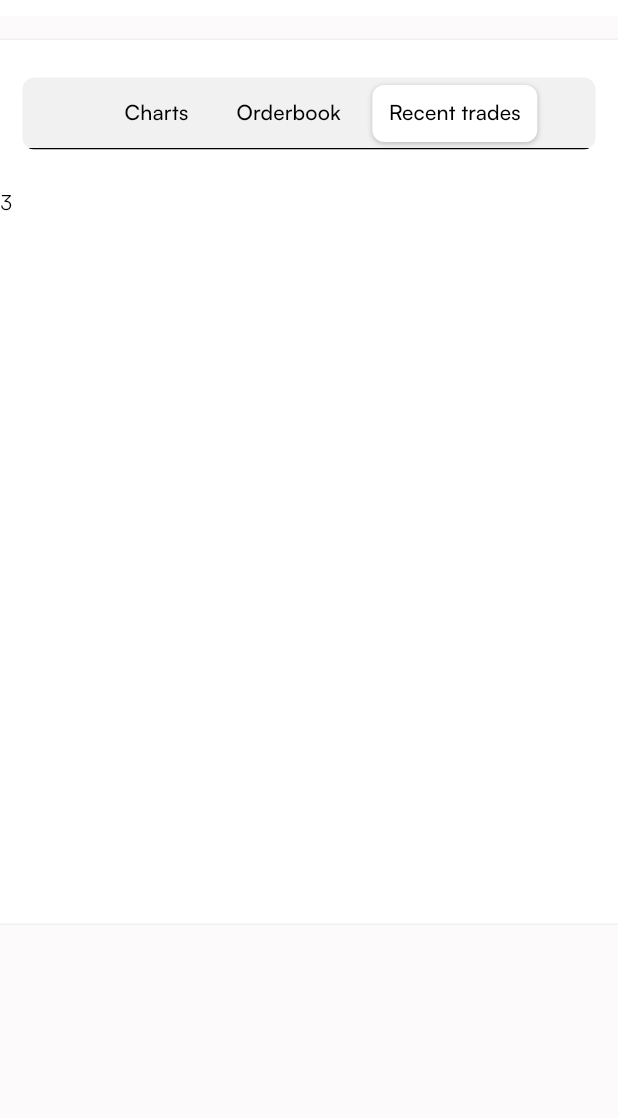
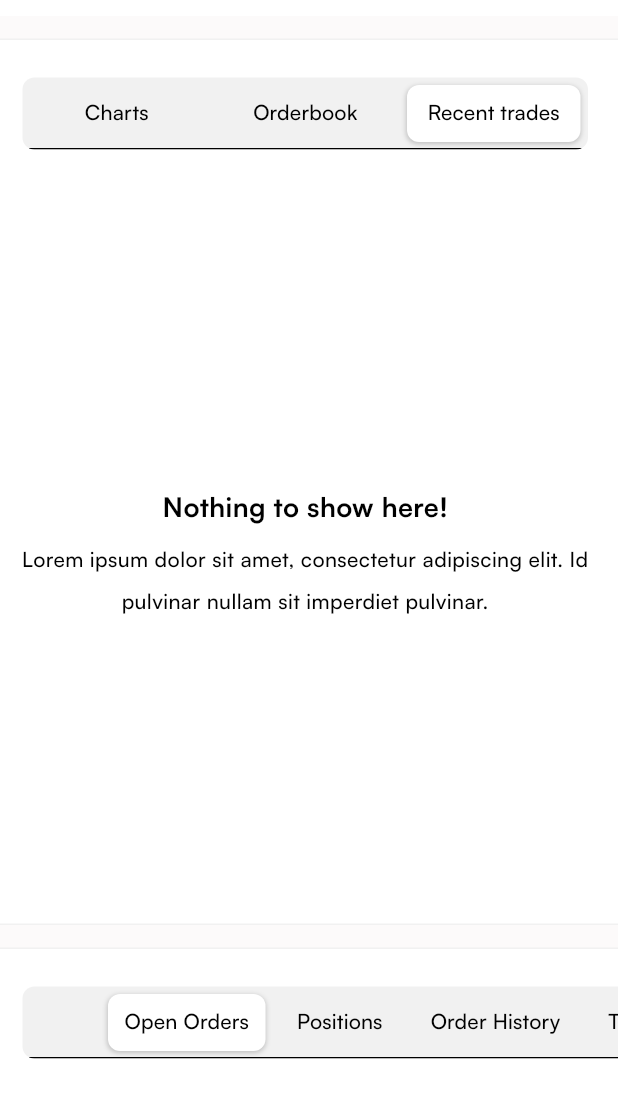
Before and after one commit to Conezi/sisyphus, a Flutter app: the screen it shows after launch, tab 3 chosen, on a phone screen of 412 x 824 dp, the part 68-1186 px from its top. Run offline on Flutter 3.47's test engine with Material 3 defaults, Android fonts, the phone set to English and light mode, and no system bars; our stand-ins replace flutter_svg; missing offline and left inert: candlesticks; network calls fail.

Commit message:
80% done with chart view

```diff
--- a/lib/core/view_model.dart
+++ b/lib/core/view_model.dart
@@ -19,7 +19,7 @@ class ViewModel extends BaseViewModel {
 
   WebSocketChannel? _channel;
 
-  String _currentInterval = "1m";
+  String _currentInterval = "1h";
   final _intervals = [
     '1m',
     '3m',
--- a/lib/res/app_colors.dart
+++ b/lib/res/app_colors.dart
@@ -11,7 +11,7 @@ class AppColors {
   static const Color darkCanvasColor = Color(0xff20252B);
   static const Color darkDividerColor = Color(0xff262932);
 
-  static const Color secondaryColor = Color(0xffDD568D);
+  static const Color secondaryColor = Color(0xffCFD3D8);
   static const Color green = Color(0xff00C076);
   static const Color orange = Color(0xffFF6838);
 
--- a/lib/res/app_images.dart
+++ b/lib/res/app_images.dart
@@ -13,4 +13,5 @@ class AppImages {
   static const icArrowDown = '${_svgBaseUrl}ic_arrow_down.svg';
   static const icArrowUp = '${_svgBaseUrl}ic_arrow_up.svg';
   static const icClock = '${_svgBaseUrl}ic_clock.svg';
+  static const icCandleChart = '${_svgBaseUrl}ic_candle_chart.svg';
 }
--- a/lib/ui/home_screen.dart
+++ b/lib/ui/home_screen.dart
@@ -4,6 +4,7 @@ import '../core/view_model.dart';
 import '../res/app_images.dart';
 import 'widget/image_view.dart';
 import 'widget/summary_card.dart';
+import 'widget/market_board.dart';
 import 'widget/trading_board.dart';
 
 class HomeScreen extends StatefulWidget {
@@ -49,7 +50,12 @@ class _HomeScreenState extends State<HomeScreen> {
         ],
       ),
       body: ListView(
-        children: const [SummaryCard(), TradingBoard()],
+        children: const [
+          SummaryCard(),
+          MarketBoard(),
+          TradingBoard(),
+          ButtonsCard()
+        ],
       ),
     );
   }
--- /dev/null
+++ b/lib/ui/widget/custom_tab.dart
@@ -0,0 +1,41 @@
+import 'package:flutter/material.dart';
+
+class CustomTab extends StatelessWidget {
+  final List<Widget> tabs;
+  final bool isScrollable;
+  const CustomTab({required this.tabs, this.isScrollable = false, super.key});
+
+  @override
+  Widget build(BuildContext context) {
+    return Container(
+        margin: const EdgeInsets.symmetric(vertical: 25.0, horizontal: 15.0),
+        decoration: BoxDecoration(
+          color: Theme.of(context).dividerColor,
+          borderRadius: const BorderRadius.all(Radius.circular(8.0)),
+        ),
+        child: ClipRRect(
+            borderRadius: const BorderRadius.all(Radius.circular(8.0)),
+            child: TabBar(
+                indicatorSize: TabBarIndicatorSize.tab,
+                indicatorPadding: const EdgeInsets.all(5.0),
+                indicator: BoxDecoration(
+                    color: Theme.of(context).primaryColor,
+                    borderRadius: BorderRadius.circular(8.0),
+                    boxShadow: <BoxShadow>[
+                      BoxShadow(
+                          color: Theme.of(context).shadowColor.withOpacity(.2),
+                          blurRadius: 2,
+                          spreadRadius: 0.2,
+                          offset: const Offset(0.0, 1.0))
+                    ]),
+                unselectedLabelColor:
+                    Theme.of(context).textTheme.bodySmall!.color,
+                unselectedLabelStyle:
+                    const TextStyle(fontWeight: FontWeight.w500, fontSize: 14),
+                labelColor: Theme.of(context).textTheme.bodyMedium!.color,
+                labelStyle:
+                    const TextStyle(fontWeight: FontWeight.w500, fontSize: 14),
+                isScrollable: isScrollable,
+                tabs: tabs)));
+  }
+}
--- /dev/null
+++ b/lib/ui/widget/market_board.dart
@@ -0,0 +1,162 @@
+import 'package:candlesticks/candlesticks.dart';
+import 'package:flutter/material.dart';
+import 'package:sisyphus/res/app_images.dart';
+import 'package:sisyphus/ui/widget/image_view.dart';
+
+import '../../core/view_model.dart';
+import 'custom_tab.dart';
+import 'dropdown_view.dart';
+import 'trading_board.dart';
+
+class MarketBoard extends StatelessWidget {
+  const MarketBoard({super.key});
+
+  @override
+  Widget build(BuildContext context) {
+    return Container(
+      height: 591,
+      width: double.infinity,
+      margin: const EdgeInsets.only(top: 15),
+      padding: const EdgeInsets.only(right: 5.0),
+      decoration: BoxDecoration(
+          color: Theme.of(context).primaryColor,
+          border: Border.symmetric(
+              horizontal: BorderSide(
+            color: Theme.of(context).dividerColor,
+            width: 1,
+          ))),
+      child: const DefaultTabController(
+          length: 3,
+          child: Column(
+            crossAxisAlignment: CrossAxisAlignment.center,
+            children: [
+              CustomTab(tabs: [
+                Tab(text: 'Charts'),
+                Tab(text: 'Orderbook'),
+                Tab(text: 'Recent trades')
+              ]),
+              SizedBox(
+                height: 490,
+                child: TabBarView(
+                  physics: NeverScrollableScrollPhysics(),
+                  children: [
+                    ChartView(),
+                    Text('2'),
+                    EmptyWidget(),
+                  ],
+                ),
+              )
+            ],
+          )),
+    );
+  }
+}
+
+class ChartView extends StatelessWidget {
+  const ChartView({super.key});
+
+  @override
+  Widget build(BuildContext context) {
+    return ListenableBuilder(
+      listenable: ViewModel.instance,
+      builder: (BuildContext context, Widget? child) {
+        final candles = ViewModel.instance.candles;
+        return Column(
+          children: [
+            SizedBox(
+              height: 32,
+              child: ListView(
+                  scrollDirection: Axis.horizontal,
+                  padding: const EdgeInsets.symmetric(horizontal: 18.0),
+                  children: const [IntervalView()]),
+            ),
+            Expanded(
+              child: Candlesticks(
+                  key: Key(
+                      '${ViewModel.instance.currentTicker?.symbol}${ViewModel.instance.currentInterval}'),
+                  candles: candles,
+                  onLoadMoreCandles: ViewModel.instance.fetchMoreCandles),
+            ),
+          ],
+        );
+      },
+    );
+  }
+}
+
+class IntervalView extends StatelessWidget {
+  const IntervalView({super.key});
+
+  @override
+  Widget build(BuildContext context) {
+    return ListenableBuilder(
+      listenable: ViewModel.instance,
+      builder: (BuildContext context, Widget? child) {
+        final mainIntervals = ['1h', '2h', '4h', '1d', '1w', '1M'];
+        final intervals = ViewModel.instance.intervals;
+        final currentInterval = ViewModel.instance.currentInterval;
+        return Row(
+          mainAxisSize: MainAxisSize.max,
+          mainAxisAlignment: MainAxisAlignment.start,
+          children: [
+            const Time('Time'),
+            const SizedBox(width: 5),
+            for (String interval in mainIntervals) ...[
+              InkWell(
+                onTap: () => ViewModel.instance.setInterval(interval),
+                child: Container(
+                    padding:
+                        const EdgeInsets.symmetric(horizontal: 12, vertical: 3),
+                    margin: const EdgeInsets.symmetric(horizontal: 3),
+                    decoration: BoxDecoration(
+                        color: interval == currentInterval
+                            ? Theme.of(context).colorScheme.secondary
+                            : null,
+                        borderRadius: BorderRadius.circular(100.0)),
+                    child: Time(interval.toUpperCase())),
+              )
+            ],
+            const SizedBox(width: 5),
+            DropdownView(
+                value: currentInterval,
+                isExpanded: false,
+                icon: Icon(Icons.keyboard_arrow_down,
+                    color: Theme.of(context).textTheme.bodySmall!.color),
+                items:
+                    intervals.map<DropdownMenuItem<String>>((String interval) {
+                  return DropdownMenuItem<String>(
+                      value: interval, child: Time(interval));
+                }).toList(),
+                selectedItemBuilder: (BuildContext context) {
+                  return intervals
+                      .map<Widget>((String interval) => const SizedBox.shrink())
+                      .toList();
+                },
+                onChanged: (value) => ViewModel.instance.setInterval(value!)),
+            _divider(),
+            const ImageView.svg(AppImages.icCandleChart, height: 20, width: 20),
+            _divider(),
+            const Time('Fx Indicators')
+          ],
+        );
+      },
+    );
+  }
+
+  Widget _divider() => const SizedBox(
+      height: 25, child: VerticalDivider(width: 8, thickness: 1));
+}
+
+class Time extends StatelessWidget {
+  final String time;
+  const Time(this.time, {super.key});
+
+  @override
+  Widget build(BuildContext context) {
+    return Text(time,
+        style: TextStyle(
+            fontSize: 14,
+            fontWeight: FontWeight.w500,
+            color: Theme.of(context).textTheme.bodySmall!.color));
+  }
+}
--- a/lib/ui/widget/trading_board.dart
+++ b/lib/ui/widget/trading_board.dart
@@ -1,7 +1,7 @@
-import 'package:candlesticks/candlesticks.dart';
 import 'package:flutter/material.dart';
 
-import '../../core/view_model.dart';
+import '../../res/app_colors.dart';
+import 'custom_tab.dart';
 
 class TradingBoard extends StatelessWidget {
   const TradingBoard({super.key});
@@ -9,7 +9,7 @@ class TradingBoard extends StatelessWidget {
   @override
   Widget build(BuildContext context) {
     return Container(
-      height: 591,
+      height: 390,
       width: double.infinity,
       margin: const EdgeInsets.only(top: 15),
       decoration: BoxDecoration(
@@ -19,59 +19,29 @@ class TradingBoard extends StatelessWidget {
             color: Theme.of(context).dividerColor,
             width: 1,
           ))),
-      child: DefaultTabController(
-          length: 3,
+      child: const DefaultTabController(
+          length: 4,
           child: Column(
             crossAxisAlignment: CrossAxisAlignment.center,
             children: [
-              Container(
-                  margin: const EdgeInsets.symmetric(
-                      vertical: 25.0, horizontal: 15.0),
-                  decoration: BoxDecoration(
-                    color: Theme.of(context).dividerColor,
-                    borderRadius: const BorderRadius.all(Radius.circular(8.0)),
-                  ),
-                  child: ClipRRect(
-                      borderRadius:
-                          const BorderRadius.all(Radius.circular(8.0)),
-                      child: TabBar(
-                        indicatorSize: TabBarIndicatorSize.tab,
-                        indicatorPadding: const EdgeInsets.all(5.0),
-                        indicator: BoxDecoration(
-                            color: Theme.of(context).primaryColor,
-                            borderRadius: BorderRadius.circular(8.0),
-                            boxShadow: <BoxShadow>[
-                              BoxShadow(
-                                  color: Theme.of(context)
-                                      .shadowColor
-                                      .withOpacity(.2),
-                                  blurRadius: 2,
-                                  spreadRadius: 0.2,
-                                  offset: const Offset(0.0, 1.0))
-                            ]),
-                        unselectedLabelColor:
-                            Theme.of(context).textTheme.bodySmall!.color,
-                        unselectedLabelStyle: const TextStyle(
-                            fontWeight: FontWeight.w500, fontSize: 14),
-                        labelColor:
-                            Theme.of(context).textTheme.bodyMedium!.color,
-                        labelStyle: const TextStyle(
-                            fontWeight: FontWeight.w500, fontSize: 14),
-                        isScrollable: true,
-                        tabs: const [
-                          Tab(text: 'Charts'),
-                          Tab(text: 'Orderbook'),
-                          Tab(text: 'Recent trades')
-                        ],
-                      ))),
+              SingleChildScrollView(
+                scrollDirection: Axis.horizontal,
+                child: CustomTab(tabs: [
+                  Tab(text: 'Open Orders'),
+                  Tab(text: 'Positions'),
+                  Tab(text: 'Order History'),
+                  Tab(text: 'Trade History')
+                ], isScrollable: true),
+              ),
               SizedBox(
-                height: 400,
+                height: 290,
                 child: TabBarView(
-                  physics: const NeverScrollableScrollPhysics(),
+                  physics: NeverScrollableScrollPhysics(),
                   children: [
-                    ChartView(),
-                    Text('2'),
-                    Text('3'),
+                    EmptyWidget(title: 'No Open Orders'),
+                    EmptyWidget(),
+                    EmptyWidget(),
+                    EmptyWidget(),
                   ],
                 ),
               )
@@ -81,29 +51,90 @@ class TradingBoard extends StatelessWidget {
   }
 }
 
-class ChartView extends StatelessWidget {
-  const ChartView({super.key});
+class EmptyWidget extends StatelessWidget {
+  final String title;
+  const EmptyWidget({this.title = "Nothing to show here!", super.key});
 
   @override
   Widget build(BuildContext context) {
-    return ListenableBuilder(
-      listenable: ViewModel.instance,
-      builder: (BuildContext context, Widget? child) {
-        final candles = ViewModel.instance.candles;
-        return Column(
-          children: [
-            Expanded(
-              child: Candlesticks(
-                key: Key(
-                    '${ViewModel.instance.currentTicker?.symbol}${ViewModel.instance.currentInterval}'),
-                candles: candles,
-                onLoadMoreCandles: ViewModel.instance.fetchMoreCandles,
-                actions: [],
-              ),
-            ),
-          ],
-        );
-      },
+    return Center(
+      child: Column(
+        mainAxisSize: MainAxisSize.min,
+        children: [
+          Text(title,
+              style:
+                  const TextStyle(fontWeight: FontWeight.w700, fontSize: 18)),
+          const SizedBox(height: 8),
+          Text(
+            'Lorem ipsum dolor sit amet, consectetur adipiscing elit. Id pulvinar nullam sit imperdiet pulvinar.',
+            textAlign: TextAlign.center,
+            style: TextStyle(
+                fontWeight: FontWeight.w500,
+                fontSize: 14,
+                height: 2,
+                color: Theme.of(context).textTheme.bodySmall!.color),
+          )
+        ],
+      ),
     );
   }
 }
+
+class ButtonsCard extends StatelessWidget {
+  const ButtonsCard({super.key});
+
+  @override
+  Widget build(BuildContext context) {
+    return Container(
+        height: 64,
+        width: double.infinity,
+        margin: const EdgeInsets.only(top: 15),
+        padding: const EdgeInsets.all(15.0),
+        decoration: BoxDecoration(
+            color: Theme.of(context).primaryColor,
+            border: Border.symmetric(
+                horizontal: BorderSide(
+              color: Theme.of(context).dividerColor,
+              width: 1,
+            ))),
+        child: Row(
+          children: [
+            Expanded(
+              child: ElevatedButton(
+                onPressed: () {},
+                style: ElevatedButton.styleFrom(
+                  backgroundColor: AppColors.green,
+                  shape: RoundedRectangleBorder(
+                      borderRadius: BorderRadius.circular(8.0)),
+                  textStyle: TextStyle(
+                    color: Theme.of(context).textTheme.bodyLarge!.color,
+                  ),
+                ),
+                child: const Text(
+                  'Buy',
+                  style: TextStyle(fontSize: 16, fontWeight: FontWeight.w700),
+                ),
+              ),
+            ),
+            const SizedBox(width: 15.0),
+            Expanded(
+              child: ElevatedButton(
+                onPressed: () {},
+                style: ElevatedButton.styleFrom(
+                  backgroundColor: AppColors.orange,
+                  shape: RoundedRectangleBorder(
+                      borderRadius: BorderRadius.circular(8.0)),
+                  textStyle: TextStyle(
+                    color: Theme.of(context).textTheme.bodyLarge!.color,
+                  ),
+                ),
+                child: const Text(
+                  'Sell',
+                  style: TextStyle(fontSize: 16, fontWeight: FontWeight.w700),
+                ),
+              ),
+            )
+          ],
+        ));
+  }
+}
```
Also changed, not shown: lib/ui/widget/dropdown_view.dart (added, +45 -0 lines), assets/images/svgs/ic_candle_chart.svg (added).
